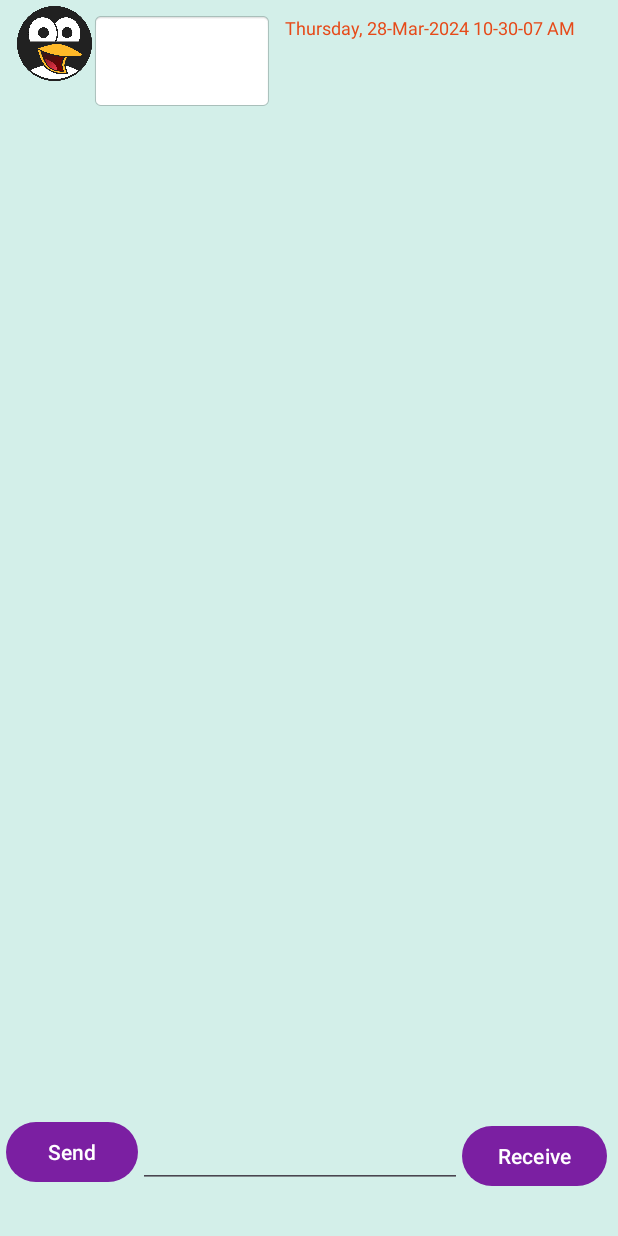
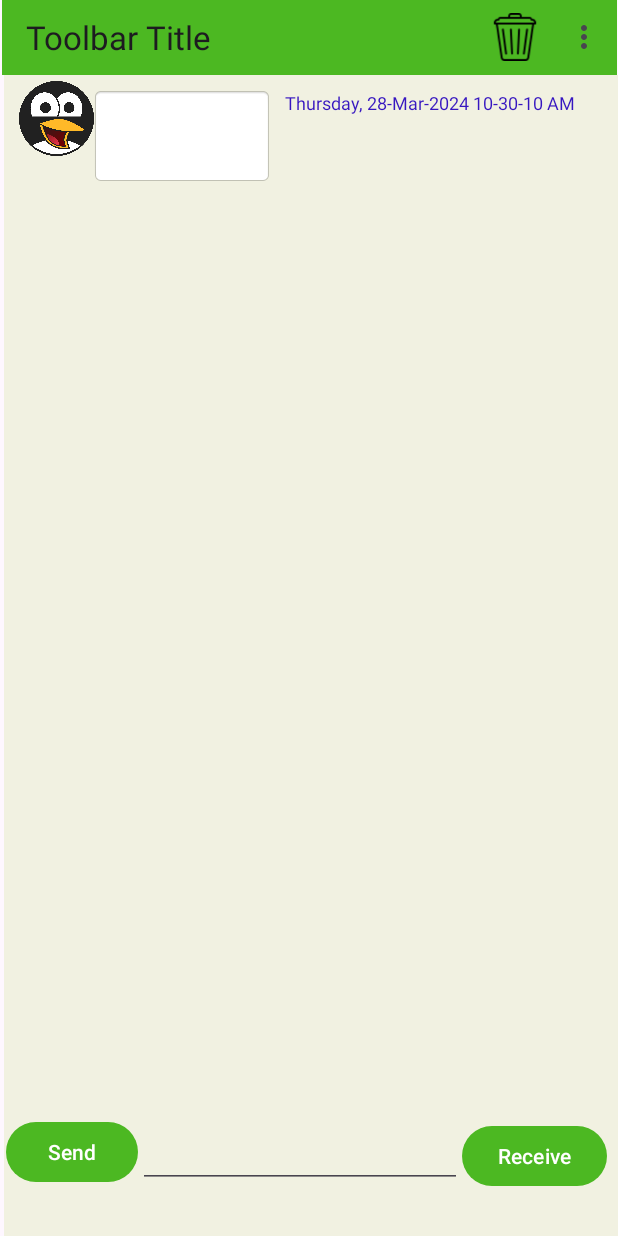
Before and after one commit to prabh-preet/Prabhpreet_Android_Labs, an Android app: the screen it shows after launch (ChatRoom), after a tap on "Send", on a phone screen of 412 x 824 dp. Run offline under Robolectric (Android 15) with nearby library versions, the phone set to English and light mode, and no system bars; our stand-ins replace Room's generated code.

Commit message:
Completed the lab using the toolbar which includes one working garbage can icon and also working about named overflow menu option. Name: Prabhpreet Kaur Email: 90541085053@algonquincdistudent.ca

```diff
--- a/app/src/main/res/layout/activity_chat_room.xml
+++ b/app/src/main/res/layout/activity_chat_room.xml
@@ -6,11 +6,22 @@
     android:layout_height="match_parent"
     tools:context=".main.ChatRoom">
 
+    <androidx.appcompat.widget.Toolbar
+        android:id="@+id/myToolbar"
+        android:layout_width="410dp"
+        android:layout_height="50dp"
+        android:background="@color/my_primary"
+        app:layout_constraintEnd_toEndOf="parent"
+        app:layout_constraintStart_toStartOf="parent"
+        app:layout_constraintTop_toTopOf="parent"
+        app:title="Toolbar Title" />
+
     <androidx.recyclerview.widget.RecyclerView
         android:id="@+id/recycleView"
-        android:layout_width="0dp"
+        android:layout_width="409dp"
         android:layout_height="0dp"
-        android:background="#D3EFE9"
+        android:layout_marginTop="50dp"
+        android:background="#F1F1E1"
         app:layout_constraintBottom_toBottomOf="parent"
         app:layout_constraintEnd_toEndOf="parent"
         app:layout_constraintHorizontal_bias="0.99"
--- a/app/src/main/res/layout/received_message.xml
+++ b/app/src/main/res/layout/received_message.xml
@@ -4,7 +4,7 @@
     xmlns:tools="http://schemas.android.com/tools"
     android:layout_width="match_parent"
     android:layout_height="match_parent"
-    android:background="#D3EFE9">
+    android:background="#F1F1E1">
 
     <TextView
         android:id="@+id/message"
--- a/app/src/main/res/layout/sent_message.xml
+++ b/app/src/main/res/layout/sent_message.xml
@@ -4,7 +4,7 @@
     xmlns:tools="http://schemas.android.com/tools"
     android:layout_width="match_parent"
     android:layout_height="match_parent"
-    android:background="#D3EFE9">
+    android:background="#F1F1E1">
 
     <TextView
         android:id="@+id/message"
--- /dev/null
+++ b/app/src/main/res/menu/my_menu.xml
@@ -0,0 +1,14 @@
+<?xml version="1.0" encoding="utf-8"?>
+<menu xmlns:app="http://schemas.android.com/apk/res-auto"
+    xmlns:android="http://schemas.android.com/apk/res/android">
+
+    <item
+        android:id="@+id/item_2"
+        android:title="About"
+        app:showAsAction="never" />
+    <item
+        android:id="@+id/item_1"
+        android:icon="@drawable/delete"
+        android:title="Delete this item"
+        app:showAsAction="always" />
+</menu>
--- a/app/src/main/res/values/colors.xml
+++ b/app/src/main/res/values/colors.xml
@@ -1,10 +1,10 @@
 <?xml version="1.0" encoding="utf-8"?>
 <resources>
 
-    <color name="my_primary">#7B1FA2</color>
+    <color name="my_primary">#4CB822</color>
     <color name="my_secondary">#009688</color>
-    <color name="my_statusbar">#689F38</color>
-    <color name="my_text">#E64A19</color>
+    <color name="my_statusbar">#D31379</color>
+    <color name="my_text">#3616C0</color>
 
     <color name="black">#FF000000</color>
     <color name="white">#FFFFFFFF</color>
--- a/app/src/main/res/values/themes.xml
+++ b/app/src/main/res/values/themes.xml
@@ -7,6 +7,9 @@
         <item name="android:statusBarColor">@color/my_statusbar</item>
         <item name="android:textColor">@color/my_text</item>
 
+        <item name="windowActionBar">false</item>
+        <item name="windowNoTitle">true</item>
+
     </style>
 
     <style name="Theme.PrabhpreetsAndroidLabs" parent="Base.Theme.PrabhpreetsAndroidLabs" />
--- a/build.gradle.kts
+++ b/build.gradle.kts
@@ -1,4 +1,4 @@
 // Top-level build file where you can add configuration options common to all sub-projects/modules.
 plugins {
-    id("com.android.application") version "8.2.1" apply false
+    id("com.android.application") version "8.2.2" apply false
 }
```
Also changed, not shown: app/src/main/java/algonquin/cst2335/prabhpreetsandroidlabs/main/ChatRoom.java (+58 -60 lines), app/src/main/res/drawable/delete.png (added).
